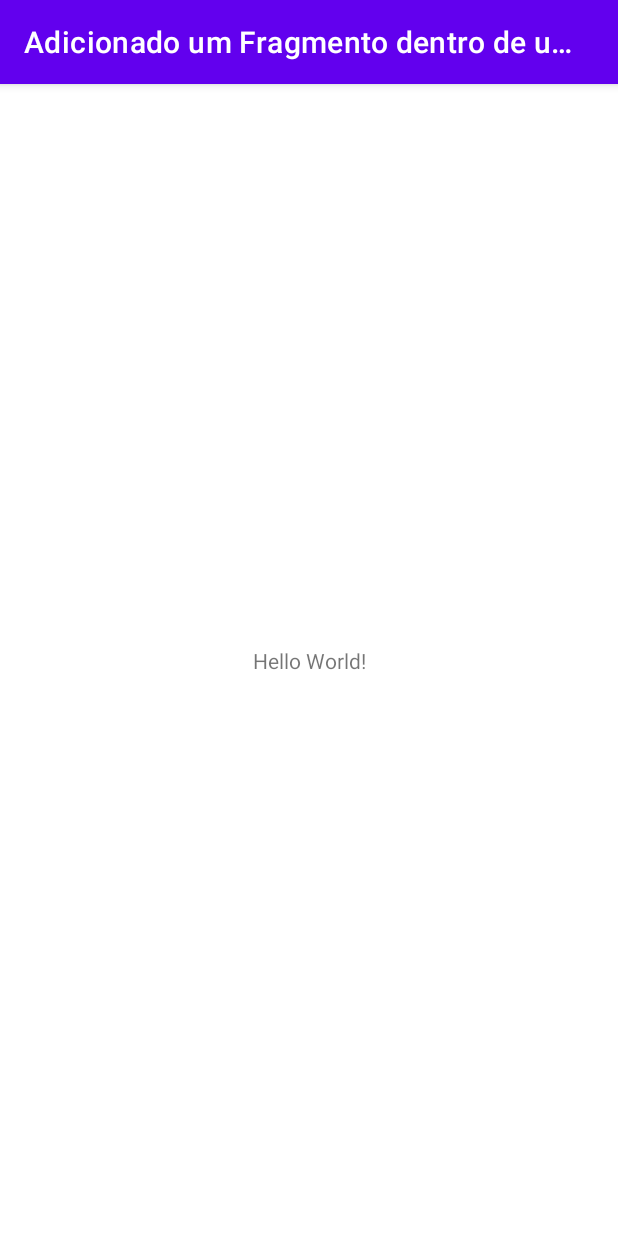
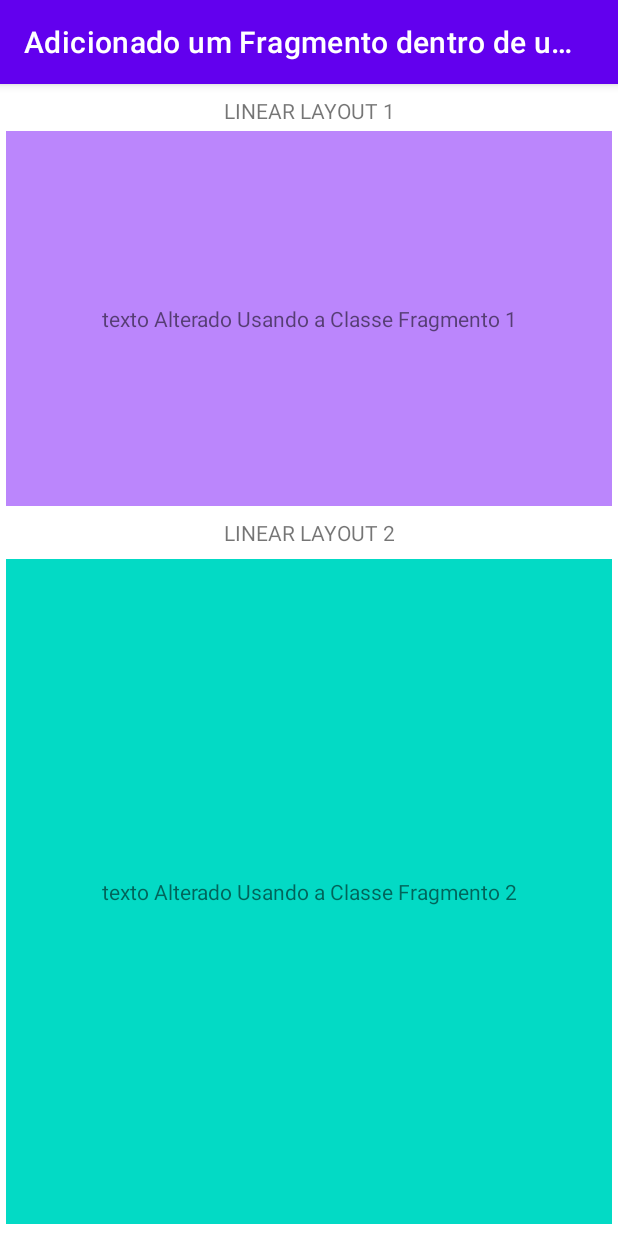
Before and after one commit to kleberfort/Adicionando-Fragmento-Activity, an Android app: the screen it shows after launch (MainActivity), on a phone screen of 412 x 824 dp. Run offline under Robolectric (Android 15) with nearby library versions, the phone set to English and light mode, and no system bars.

Commit message:
Foi criado uma classe fragment e um layout que corresponde a esta classe, no Layout Principal foi criado dois LinearLayout para carregar os fragmentos, no arquivo xml uso a tag fragmento para referenciar o layout que será carregado

```diff
--- a/app/build.gradle
+++ b/app/build.gradle
@@ -25,6 +25,11 @@ android {
         sourceCompatibility JavaVersion.VERSION_1_8
         targetCompatibility JavaVersion.VERSION_1_8
     }
+
+    viewBinding{
+        enabled true
+    }
+
 }
 
 dependencies {
--- a/app/src/main/java/kleber/fort/adicionadoumfragmentodentrodeumaactivity/MainActivity.java
+++ b/app/src/main/java/kleber/fort/adicionadoumfragmentodentrodeumaactivity/MainActivity.java
@@ -4,11 +4,26 @@ import androidx.appcompat.app.AppCompatActivity;
 
 import android.os.Bundle;
 
+import kleber.fort.adicionadoumfragmentodentrodeumaactivity.databinding.ActivityMainBinding;
+
 public class MainActivity extends AppCompatActivity {
+
+    private ActivityMainBinding binding;
 
     @Override
     protected void onCreate(Bundle savedInstanceState) {
         super.onCreate(savedInstanceState);
-        setContentView(R.layout.activity_main);
+
+        binding = ActivityMainBinding.inflate(getLayoutInflater());
+        setContentView(binding.getRoot());
+
+
+        binding.linearLayout1.setBackgroundColor(getResources().getColor(R.color.purple_200) );
+
+
+        binding.linearLayout2.setBackgroundColor(getResources().getColor(R.color.teal_200) );
+
+
+
     }
 }
--- /dev/null
+++ b/app/src/main/java/kleber/fort/adicionadoumfragmentodentrodeumaactivity/fragmentos/LayoutFragmento1.java
@@ -0,0 +1,40 @@
+package kleber.fort.adicionadoumfragmentodentrodeumaactivity.fragmentos;
+
+import android.os.Bundle;
+import android.view.LayoutInflater;
+import android.view.View;
+import android.view.ViewGroup;
+import android.widget.TextView;
+
+import androidx.annotation.NonNull;
+import androidx.annotation.Nullable;
+import androidx.fragment.app.Fragment;
+
+import kleber.fort.adicionadoumfragmentodentrodeumaactivity.R;
+import kleber.fort.adicionadoumfragmentodentrodeumaactivity.databinding.LayoutFragmento1Binding;
+
+public class LayoutFragmento1 extends Fragment {
+
+    private LayoutFragmento1Binding binding;
+
+    @Nullable
+    @Override
+    public View onCreateView(@NonNull LayoutInflater inflater, @Nullable ViewGroup container, @Nullable Bundle savedInstanceState) {
+
+
+        binding = LayoutFragmento1Binding.inflate(inflater, container, false);
+
+        binding.textView4.setText("texto Alterado Usando a Classe Fragmento 1");
+
+        return binding.getRoot();
+
+        //return  inflater.inflate(R.layout.layout_fragmento1, container, false);
+
+        //return super.onCreateView(inflater, container, savedInstanceState);
+
+
+
+
+
+    }
+}
--- /dev/null
+++ b/app/src/main/java/kleber/fort/adicionadoumfragmentodentrodeumaactivity/fragmentos/LayoutFragmento2.java
@@ -0,0 +1,34 @@
+package kleber.fort.adicionadoumfragmentodentrodeumaactivity.fragmentos;
+
+import android.os.Bundle;
+import android.view.LayoutInflater;
+import android.view.View;
+import android.view.ViewGroup;
+
+import androidx.annotation.NonNull;
+import androidx.annotation.Nullable;
+import androidx.fragment.app.Fragment;
+
+import kleber.fort.adicionadoumfragmentodentrodeumaactivity.databinding.LayoutFragmento2Binding;
+
+public class LayoutFragmento2 extends Fragment {
+
+    private LayoutFragmento2Binding binding;
+
+
+    @Nullable
+    @Override
+    public View onCreateView(@NonNull LayoutInflater inflater, @Nullable ViewGroup container, @Nullable Bundle savedInstanceState) {
+
+        binding = LayoutFragmento2Binding.inflate(inflater, container, false);
+
+
+        binding.textView3.setText("texto Alterado Usando a Classe Fragmento 2");
+
+
+        return binding.getRoot();
+
+
+        //return super.onCreateView(inflater, container, savedInstanceState);
+    }
+}
--- a/app/src/main/res/layout/activity_main.xml
+++ b/app/src/main/res/layout/activity_main.xml
@@ -7,12 +7,72 @@
     tools:context=".MainActivity">
 
     <TextView
+        android:id="@+id/textView"
         android:layout_width="wrap_content"
         android:layout_height="wrap_content"
-        android:text="Hello World!"
-        app:layout_constraintBottom_toBottomOf="parent"
-        app:layout_constraintLeft_toLeftOf="parent"
-        app:layout_constraintRight_toRightOf="parent"
+        android:layout_marginTop="8dp"
+        android:text="LINEAR LAYOUT 1"
+        app:layout_constraintEnd_toEndOf="parent"
+        app:layout_constraintStart_toStartOf="parent"
         app:layout_constraintTop_toTopOf="parent" />
 
+    <LinearLayout
+        android:id="@+id/linearLayout1"
+        android:layout_width="0dp"
+        android:layout_height="250dp"
+        android:layout_marginTop="4dp"
+        android:layout_marginStart="4dp"
+        android:layout_marginEnd="4dp"
+        android:orientation="vertical"
+        app:layout_constraintEnd_toEndOf="parent"
+        app:layout_constraintStart_toStartOf="parent"
+        app:layout_constraintTop_toBottomOf="@+id/textView">
+
+        <fragment android:name="kleber.fort.adicionadoumfragmentodentrodeumaactivity.fragmentos.LayoutFragmento1"
+
+            android:id="@+id/fragmento1"
+            android:layout_width="match_parent"
+            android:layout_height="match_parent"
+
+            />
+
+
+
+
+    </LinearLayout>
+
+    <TextView
+        android:id="@+id/textView2"
+        android:layout_width="wrap_content"
+        android:layout_height="wrap_content"
+        android:layout_marginTop="8dp"
+        android:text="LINEAR LAYOUT 2"
+        app:layout_constraintEnd_toEndOf="parent"
+        app:layout_constraintStart_toStartOf="parent"
+        app:layout_constraintTop_toBottomOf="@+id/linearLayout1" />
+
+    <LinearLayout
+        android:id="@+id/linearLayout2"
+        android:layout_width="0dp"
+        android:layout_height="0dp"
+        android:orientation="vertical"
+        android:layout_marginTop="8dp"
+        android:layout_marginBottom="8dp"
+        android:layout_marginStart="4dp"
+        android:layout_marginEnd="4dp"
+        app:layout_constraintBottom_toBottomOf="parent"
+        app:layout_constraintEnd_toEndOf="parent"
+        app:layout_constraintStart_toStartOf="parent"
+        app:layout_constraintTop_toBottomOf="@+id/textView2">
+
+        <fragment android:name="kleber.fort.adicionadoumfragmentodentrodeumaactivity.fragmentos.LayoutFragmento2"
+
+            android:id="@+id/fragmento2"
+            android:layout_width="match_parent"
+            android:layout_height="match_parent"
+            />
+
+
+
+    </LinearLayout>
 </androidx.constraintlayout.widget.ConstraintLayout>
--- /dev/null
+++ b/app/src/main/res/layout/layout_fragmento1.xml
@@ -0,0 +1,19 @@
+<?xml version="1.0" encoding="utf-8"?>
+<androidx.constraintlayout.widget.ConstraintLayout xmlns:android="http://schemas.android.com/apk/res/android"
+    xmlns:app="http://schemas.android.com/apk/res-auto"
+    xmlns:tools="http://schemas.android.com/tools"
+    android:layout_width="match_parent"
+    android:layout_height="match_parent">
+
+    <TextView
+        android:id="@+id/textView4"
+        android:layout_width="wrap_content"
+        android:layout_height="wrap_content"
+        android:layout_marginStart="16dp"
+        android:layout_marginEnd="16dp"
+        android:text="TEXTO DENTRO DO LAYOUT CRIADO PARA INSERIR DENTRO DO FRAGMENTO1"
+        app:layout_constraintBottom_toBottomOf="parent"
+        app:layout_constraintEnd_toEndOf="parent"
+        app:layout_constraintStart_toStartOf="parent"
+        app:layout_constraintTop_toTopOf="parent" />
+</androidx.constraintlayout.widget.ConstraintLayout>
--- /dev/null
+++ b/app/src/main/res/layout/layout_fragmento2.xml
@@ -0,0 +1,17 @@
+<?xml version="1.0" encoding="utf-8"?>
+<androidx.constraintlayout.widget.ConstraintLayout xmlns:android="http://schemas.android.com/apk/res/android"
+    xmlns:app="http://schemas.android.com/apk/res-auto"
+    xmlns:tools="http://schemas.android.com/tools"
+    android:layout_width="match_parent"
+    android:layout_height="match_parent">
+
+    <TextView
+        android:id="@+id/textView3"
+        android:layout_width="wrap_content"
+        android:layout_height="wrap_content"
+        android:text="TEXTO DENTRO DO LAYOUT CRIADO PARA INSERIR DENTRO DO FRAGMENTO 2"
+        app:layout_constraintBottom_toBottomOf="parent"
+        app:layout_constraintEnd_toEndOf="parent"
+        app:layout_constraintStart_toStartOf="parent"
+        app:layout_constraintTop_toTopOf="parent" />
+</androidx.constraintlayout.widget.ConstraintLayout>
```
